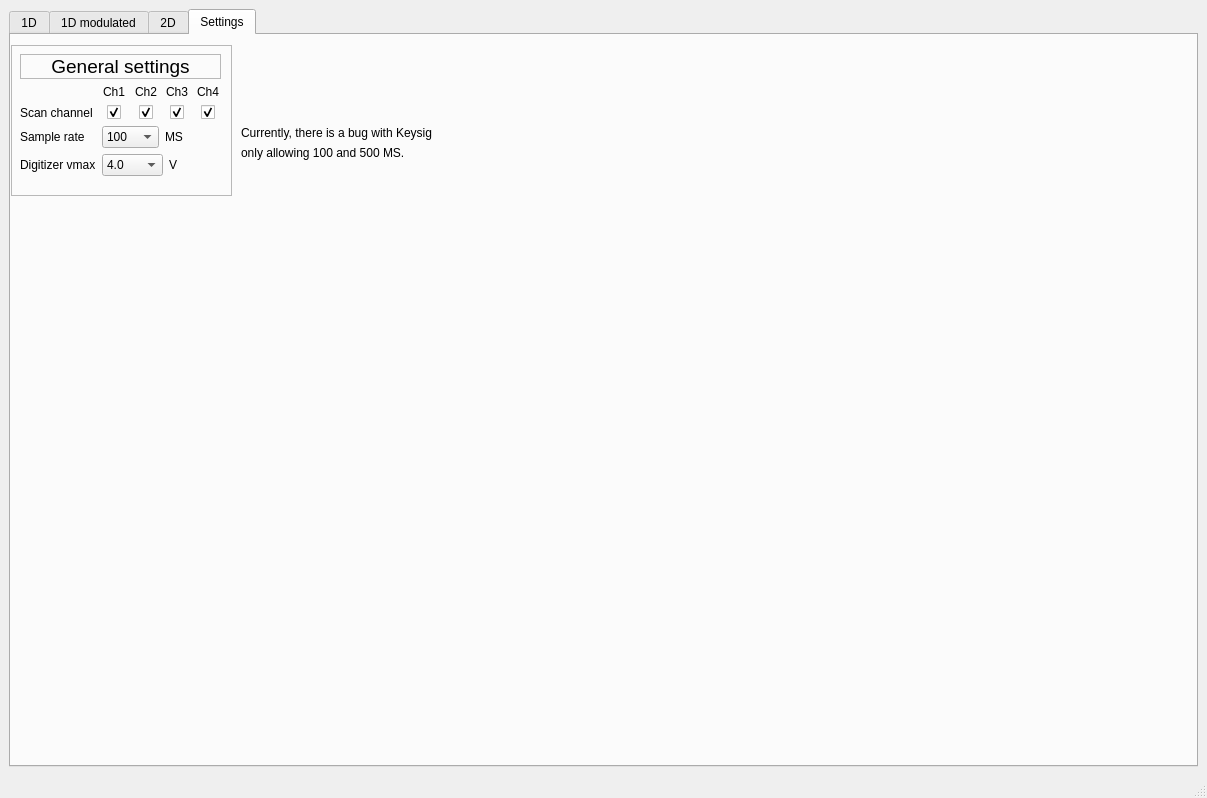
Before: the Qt Designer form core_tools/GUI/keysight_videomaps/GUI/GUI.ui in stephanlphilips/core_tools, drawn with Qt 5.
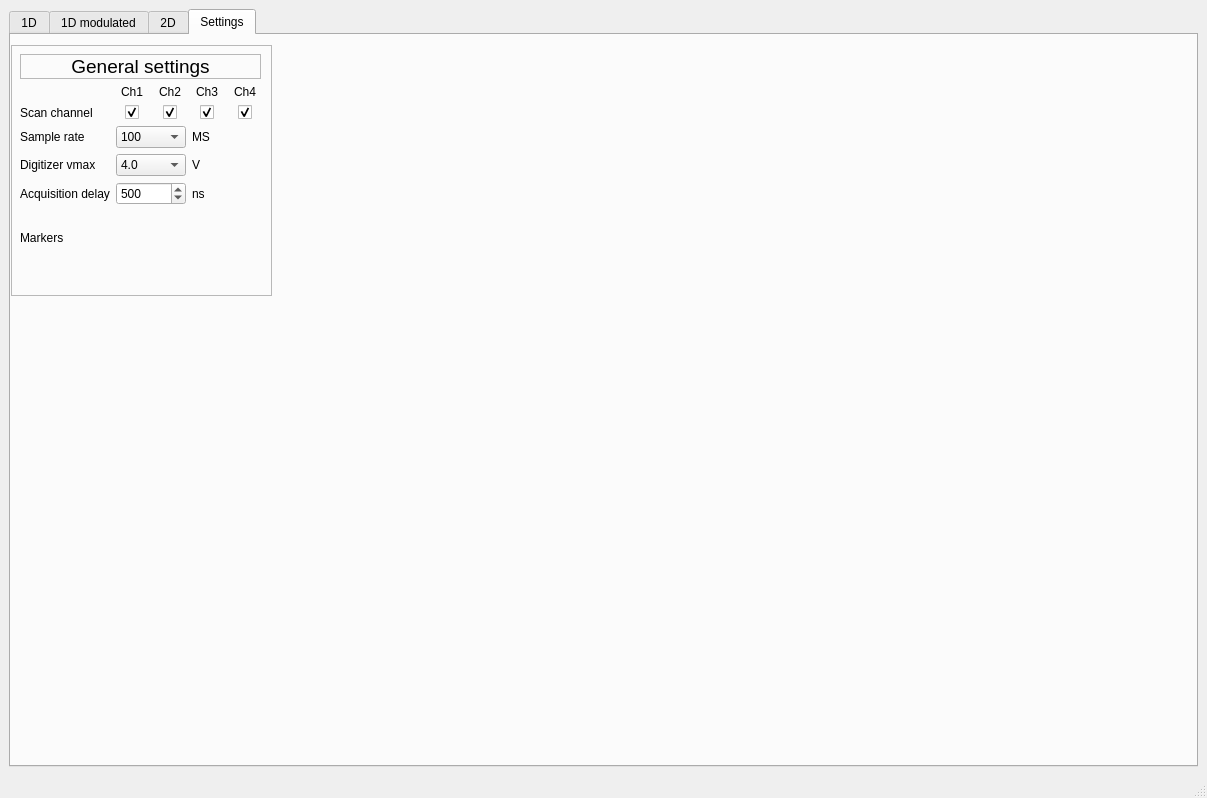
After: the same form once the commit is applied. The open tabs and pages were chosen to show the change.

Commit message: Refactored HVI2 schedule creation. Added markers, min/max, and acquisition_delay_ns to liveplotting.

The edit to the form file:
```diff
--- a/core_tools/GUI/keysight_videomaps/GUI/GUI.ui
+++ b/core_tools/GUI/keysight_videomaps/GUI/GUI.ui
@@ -1269,8 +1269,8 @@
          <rect>
           <x>0</x>
           <y>10</y>
-          <width>221</width>
-          <height>151</height>
+          <width>261</width>
+          <height>251</height>
          </rect>
         </property>
         <property name="frameShape">
@@ -1284,8 +1284,8 @@
           <rect>
            <x>9</x>
            <y>9</y>
-           <width>201</width>
-           <height>131</height>
+           <width>241</width>
+           <height>231</height>
           </rect>
          </property>
          <layout class="QVBoxLayout" name="verticalLayout_4">
@@ -1437,6 +1437,12 @@
              <layout class="QHBoxLayout" name="horizontalLayout">
               <item>
                <widget class="QComboBox" name="_gen_sample_rate">
+                 <property name="maximumSize">
+                  <size>
+                   <width>100</width>
+                   <height>100</height>
+                  </size>
+                 </property>
                 <property name="editable">
                  <bool>false</bool>
                 </property>
@@ -1472,6 +1478,12 @@
              <layout class="QHBoxLayout" name="horizontalLayout_vmax">
               <item>
                <widget class="QComboBox" name="_gen_dig_vmax">
+                 <property name="maximumSize">
+                  <size>
+                   <width>100</width>
+                   <height>100</height>
+                  </size>
+                 </property>
                 <property name="editable">
                  <bool>false</bool>
                 </property>
@@ -1516,38 +1528,73 @@
               </item>
              </layout>
             </item>
+            <item row="5" column="0">
+             <widget class="QLabel" name="label_acq_delay">
+              <property name="text">
+               <string>Acquisition delay</string>
+              </property>
+             </widget>
+            </item>
+            <item row="5" column="1">
+             <layout class="QHBoxLayout" name="horizontalLayout">
+              <item>
+                <widget class="QSpinBox" name="_gen_acquisition_delay_ns">
+                 <property name="maximumSize">
+                  <size>
+                   <width>100</width>
+                   <height>100</height>
+                  </size>
+                 </property>
+                 <property name="minimum">
+                  <number>0</number>
+                 </property>
+                 <property name="maximum">
+                  <number>10000</number>
+                 </property>
+                 <property name="singleStep">
+                  <number>100</number>
+                 </property>
+                 <property name="value">
+                  <number>500</number>
+                 </property>
+                </widget>
+              </item>
+              <item>
+               <widget class="QLabel" name="label_acq_delay_ns">
+                <property name="text">
+                 <string>ns</string>
+                </property>
+               </widget>
+              </item>
+             </layout>
+            </item>
+            <item row="6" column="0">
+             <widget class="QLabel" name="label_blank">
+              <property name="text">
+               <string/>
+              </property>
+             </widget>
+            </item>
+            <item row="6" column="1">
+             <layout class="QHBoxLayout" name="horizontalLayout_markers">
+             </layout>
+            </item>
+            <item row="7" column="0">
+             <widget class="QLabel" name="label_markers">
+              <property name="text">
+               <string>Markers</string>
+              </property>
+             </widget>
+            </item>
+            <item row="7" column="1">
+             <layout class="QHBoxLayout" name="horizontalLayout_markers_checks">
+             </layout>
+            </item>
            </layout>
           </item>
          </layout>
         </widget>
        </widget>
-       <widget class="QLabel" name="label_26">
-        <property name="geometry">
-         <rect>
-          <x>230</x>
-          <y>90</y>
-          <width>191</width>
-          <height>16</height>
-         </rect>
-        </property>
-        <property name="text">
-         <string>Currently, there is a bug with Keysight</string>
-        </property>
-       </widget>
-       <widget class="QLabel" name="label_27">
-        <property name="geometry">
-         <rect>
-          <x>230</x>
-          <y>110</y>
-          <width>191</width>
-          <height>16</height>
-         </rect>
-        </property>
-        <property name="text">
-         <string>only allowing 100 and 500 MS.</string>
-        </property>
-       </widget>
-       <zorder>label_27</zorder>
        <zorder>frame_4</zorder>
        <zorder>label_26</zorder>
       </widget>
```
Left out of the diff: 1 changed line with no effect on the pictures. The commit also changes 26 other files.
